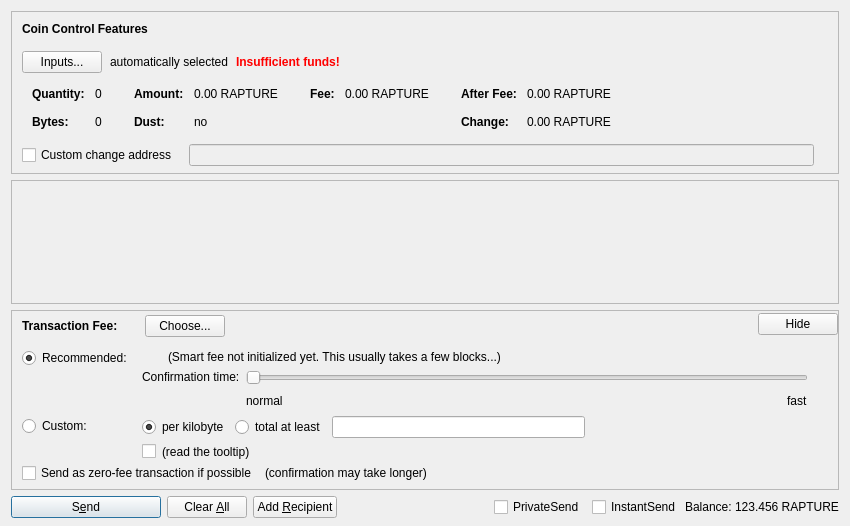
This is src/qt/forms/sendcoinsdialog.ui in RaptureCore/Rapture as Qt 5 draws it before an edit. The edited form follows.
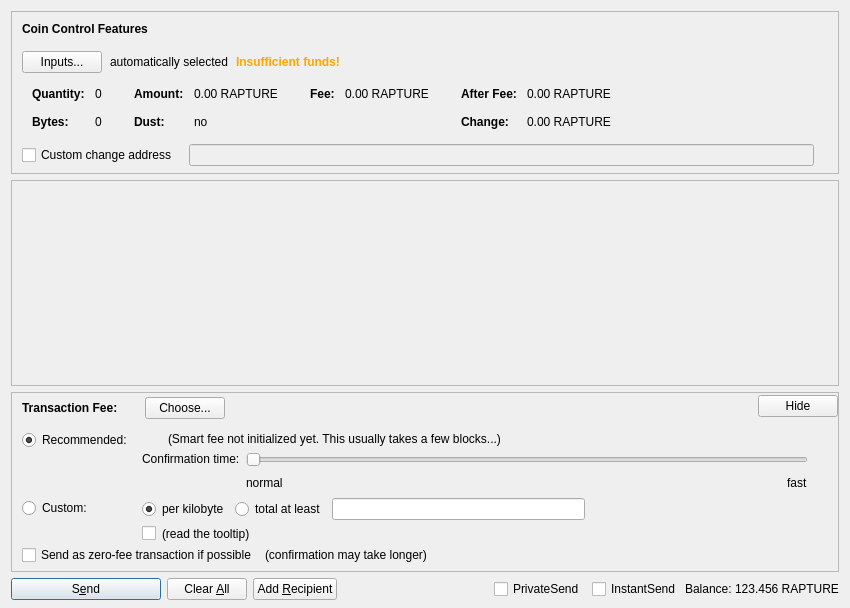
This is the edited form. Custom widgets are drawn as their Qt base class.

```diff
--- a/src/qt/forms/sendcoinsdialog.ui
+++ b/src/qt/forms/sendcoinsdialog.ui
@@ -7,7 +7,7 @@
     <x>0</x>
     <y>0</y>
     <width>850</width>
-    <height>526</height>
+    <height>608</height>
    </rect>
   </property>
   <property name="windowTitle">
@@ -133,7 +133,7 @@
              </font>
             </property>
             <property name="styleSheet">
-             <string notr="true">color:red;font-weight:bold;</string>
+             <string notr="true">color:orange;font-weight:bold;</string>
             </property>
             <property name="text">
              <string>Insufficient funds!</string>
@@ -587,8 +587,8 @@
        <rect>
         <x>0</x>
         <y>0</y>
-        <width>830</width>
-        <height>69</height>
+        <width>824</width>
+        <height>72</height>
        </rect>
       </property>
       <layout class="QVBoxLayout" name="verticalLayout_2" stretch="0,1">
```
Left out of the diff: 2 changed lines with no effect on the pictures.
